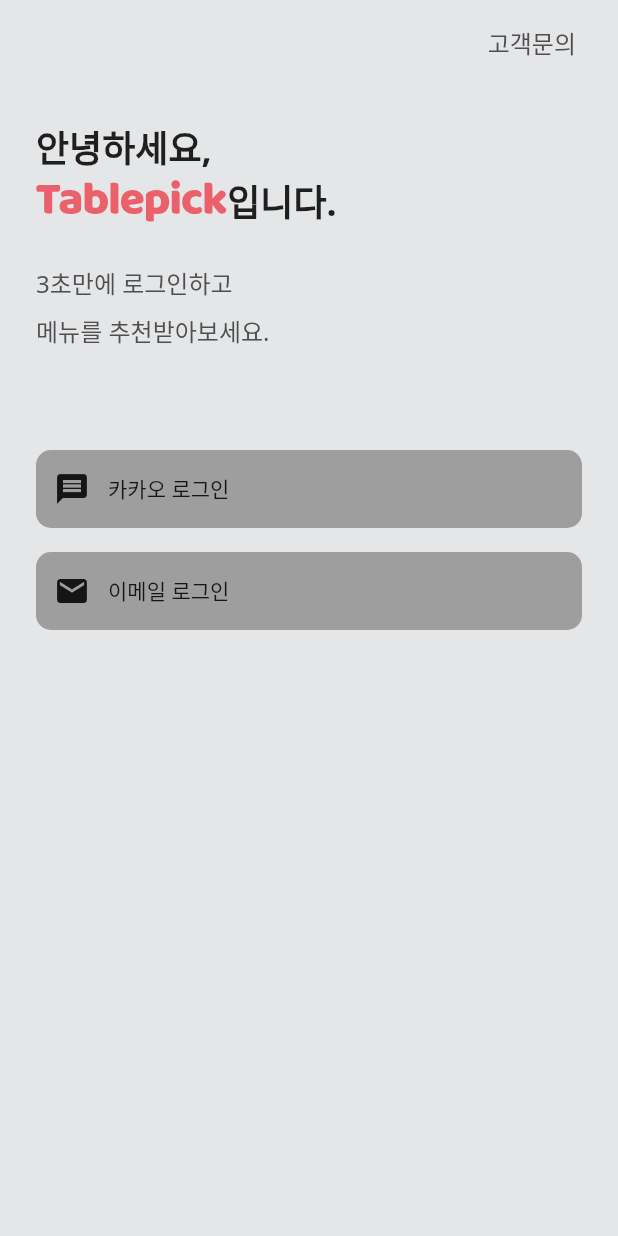
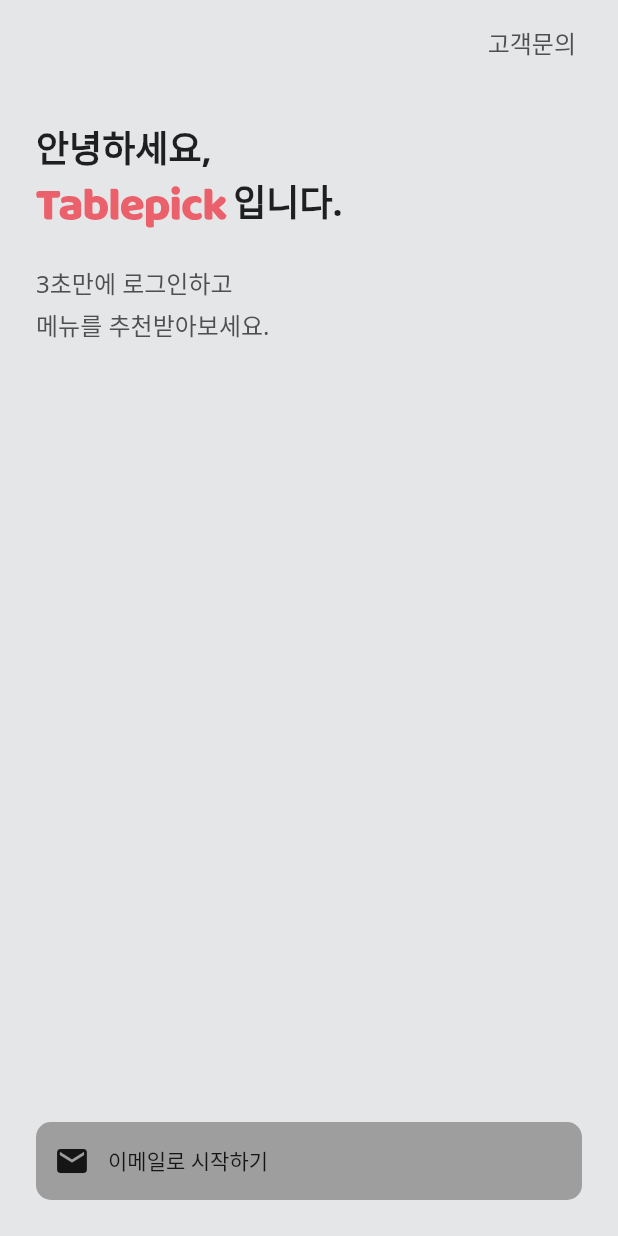
Before and after one commit to masterOfRandom/EatHub_flutter, a Flutter app: the screen it shows after launch, on a phone screen of 412 x 824 dp. Run offline on Flutter 3.47's test engine with Material 2 defaults, Android fonts, the phone set to English and light mode, and no system bars; our stand-ins replace cloud_firestore, email_validator, firebase_auth, firebase_core, flutter_svg, get; accounts and stored records are empty.

Commit message:
[minor_changed] 회원가입페이지 픽셀단위 수정

```diff
--- a/lib/screens/multi_login_screen.dart
+++ b/lib/screens/multi_login_screen.dart
@@ -18,11 +18,13 @@ class Introduce extends StatelessWidget {
         ),
         Row(
           mainAxisAlignment: MainAxisAlignment.start,
+          crossAxisAlignment: CrossAxisAlignment.end,
           children: [
             SvgPicture.asset(
               'assets/table_pick_logo.svg',
               height: 28,
             ),
+            SizedBox(width: 4),
             Text(
               '입니다.',
               style: TextStyle(fontSize: 24, fontWeight: FontWeight.w700),
@@ -35,7 +37,7 @@ class Introduce extends StatelessWidget {
           style: TextStyle(
               fontSize: 16, fontWeight: FontWeight.w400, color: grayScaleGray2),
         ),
-        SizedBox(height: 8),
+        SizedBox(height: 4),
         Text(
           '메뉴를 추천받아보세요.',
           style: TextStyle(
@@ -121,17 +123,18 @@ class MultiLoginScreen extends StatelessWidget {
               mainAxisAlignment: MainAxisAlignment.start,
               children: [
                 Introduce(),
+                Expanded(child: Container()),
                 SizedBox(height: 68),
-                LoginButton(
-                  text: '카카오 로그인',
-                  icon: Icon(Icons.message),
-                  callback: () => print('카카오~'),
-                ),
+                // LoginButton(
+                //   text: '카카오 로그인',
+                //   icon: Icon(Icons.message),
+                //   callback: () => print('카카오~'),
+                // ),
                 SizedBox(
                   height: 16,
                 ),
                 LoginButton(
-                  text: '이메일 로그인',
+                  text: '이메일로 시작하기',
                   icon: Icon(Icons.mail),
                   callback: () => Get.to(LoginEmailScreen()),
                 ),
--- a/lib/utils/colors.dart
+++ b/lib/utils/colors.dart
@@ -5,6 +5,7 @@ const primaryBlackColor = Color(0xFF333333);
 const secondaryColor = Color(0xFFFF5050);
 const mobileBackgroundGrayColor = Color(0xFFE5E6E8);
 const mobileBackgroundWhitePinkColor = Color(0xFFFAF6F6);
+const mobileBackgroundSecondaryPinkColor = Color(0xFFEACDCC);
 const descriptionFontColor = Color(0xFF9F9F9F);
 const grayScaleGray2 = Color(0xFF4F4F4F);
 const grayScaleGray4 = Color(0xFFBDBDBD);
```
